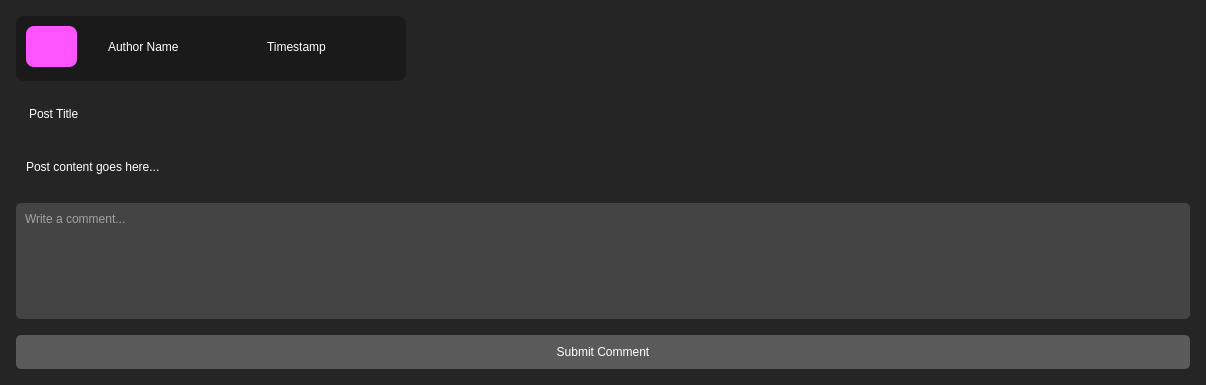
Qt form frontend/assets/ui_files/PostUI/UserInterfaceFile/DetaliedPostView.ui (cojocariudaniel1/super-duper-octo-guacamole) before a commit.
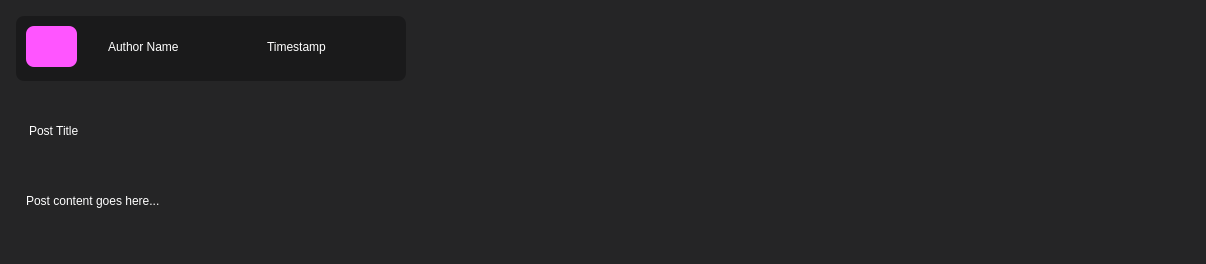
The same form after that commit.

Diff of the .ui file:
```diff
--- a/frontend/assets/ui_files/PostUI/UserInterfaceFile/DetaliedPostView.ui
+++ b/frontend/assets/ui_files/PostUI/UserInterfaceFile/DetaliedPostView.ui
@@ -7,7 +7,7 @@
     <x>0</x>
     <y>0</y>
     <width>1206</width>
-    <height>385</height>
+    <height>264</height>
    </rect>
   </property>
   <property name="sizePolicy">
@@ -138,47 +138,6 @@
        </property>
       </widget>
      </item>
-     <item>
-      <layout class="QVBoxLayout" name="comments_layout"/>
-     </item>
-     <item>
-      <widget class="QTextEdit" name="comment_input">
-       <property name="sizePolicy">
-        <sizepolicy hsizetype="Expanding" vsizetype="MinimumExpanding">
-         <horstretch>0</horstretch>
-         <verstretch>0</verstretch>
-        </sizepolicy>
-       </property>
-       <property name="minimumSize">
-        <size>
-         <width>0</width>
-         <height>50</height>
-        </size>
-       </property>
-       <property name="styleSheet">
-        <string notr="true">background: #444; color: #fff; border-radius: 5px; padding: 5px;
-font: 500 14pt &quot;Raleway&quot;;
-
-</string>
-       </property>
-       <property name="placeholderText">
-        <string>Write a comment...</string>
-       </property>
-      </widget>
-     </item>
-     <item>
-      <widget class="QPushButton" name="submit_comment_button">
-       <property name="styleSheet">
-        <string notr="true">background-color: #5a5a5a; color: white; border-radius: 5px;
-font: 500 14pt &quot;Raleway&quot;;
-
-</string>
-       </property>
-       <property name="text">
-        <string>Submit Comment</string>
-       </property>
-      </widget>
-     </item>
     </layout>
    </item>
   </layout>
```
